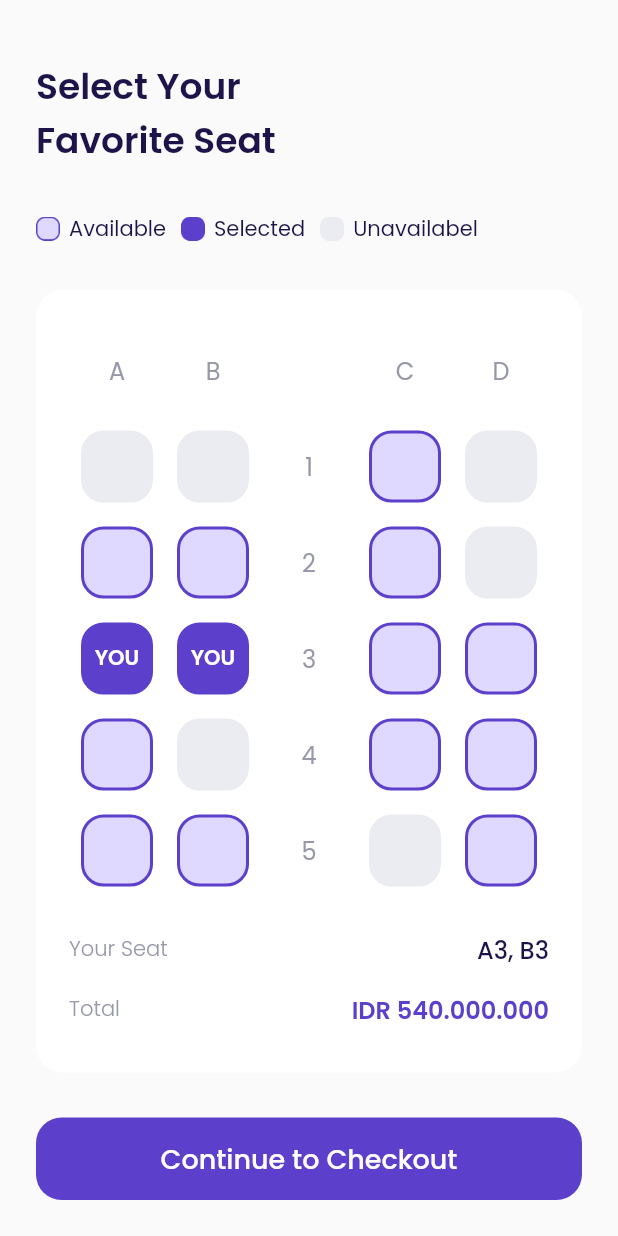
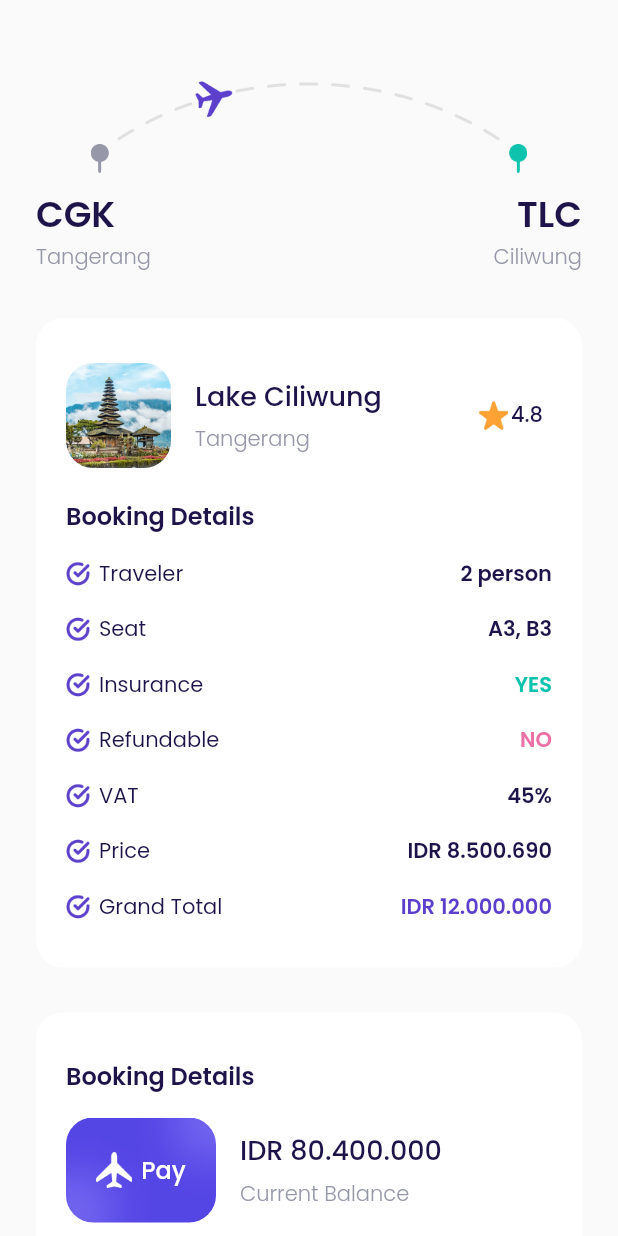
Before and after one commit to AlvinSanudharma/airplane, a Flutter app: the ChooseSeatPage screen opened directly, after a tap on "Continue to Checkout", on a phone screen of 412 x 824 dp. Run offline on Flutter 3.47's test engine with Material 2 defaults, Android fonts, the phone set to English and light mode, and no system bars; our stand-ins replace google_fonts; missing offline and left inert: dart:ffi.

Commit message:
Success Checkout Page

```diff
--- /dev/null
+++ b/lib/ui/pages/checkout_page.dart
@@ -0,0 +1,298 @@
+import 'package:airplane/shared/theme.dart';
+import 'package:airplane/ui/pages/success_checkout_page.dart';
+import 'package:airplane/ui/widgets/booking_details_item.dart';
+import 'package:airplane/ui/widgets/custom_button.dart';
+import 'package:flutter/material.dart';
+
+class CheckoutPage extends StatelessWidget {
+  const CheckoutPage({Key? key}) : super(key: key);
+
+  @override
+  Widget build(BuildContext context) {
+    Widget route() {
+      return Container(
+        margin: EdgeInsets.only(top: 50),
+        child: Column(
+          children: [
+            Container(
+              width: 291,
+              height: 65,
+              margin: EdgeInsets.only(bottom: 10),
+              decoration: BoxDecoration(
+                  image: DecorationImage(
+                      image: AssetImage('assets/image_checkout.png'))),
+            ),
+            Row(
+              mainAxisAlignment: MainAxisAlignment.spaceBetween,
+              children: [
+                Column(
+                  crossAxisAlignment: CrossAxisAlignment.start,
+                  children: [
+                    Text(
+                      'CGK',
+                      style: blackTextStyle.copyWith(
+                          fontSize: 24, fontWeight: semiBold),
+                    ),
+                    Text(
+                      'Tangerang',
+                      style: greyTextStyle.copyWith(
+                          fontSize: 14, fontWeight: light),
+                    ),
+                  ],
+                ),
+                Column(
+                  crossAxisAlignment: CrossAxisAlignment.end,
+                  children: [
+                    Text(
+                      'TLC',
+                      style: blackTextStyle.copyWith(
+                          fontSize: 24, fontWeight: semiBold),
+                    ),
+                    Text(
+                      'Ciliwung',
+                      style: greyTextStyle.copyWith(
+                          fontSize: 14, fontWeight: light),
+                    ),
+                  ],
+                ),
+              ],
+            )
+          ],
+        ),
+      );
+    }
+
+    Widget bookingDetails() {
+      return Container(
+        margin: EdgeInsets.only(top: 30),
+        padding: EdgeInsets.symmetric(horizontal: 20, vertical: 30),
+        decoration: BoxDecoration(
+            borderRadius: BorderRadius.circular(18), color: kWhiteColor),
+        child: Column(
+          crossAxisAlignment: CrossAxisAlignment.start,
+          children: [
+            // NOTE: Destination Tile
+            Row(
+              children: [
+                Container(
+                  width: 70,
+                  height: 70,
+                  margin: EdgeInsets.only(right: 16),
+                  decoration: BoxDecoration(
+                    image: DecorationImage(
+                        image: AssetImage('assets/image_destination_new1.png'),
+                        fit: BoxFit.cover),
+                    borderRadius: BorderRadius.circular(18),
+                  ),
+                ),
+                Expanded(
+                  child: Column(
+                    crossAxisAlignment: CrossAxisAlignment.start,
+                    children: [
+                      Text(
+                        'Lake Ciliwung',
+                        style: blackTextStyle.copyWith(
+                            fontSize: 18, fontWeight: medium),
+                      ),
+                      SizedBox(
+                        height: 5,
+                      ),
+                      Text(
+                        'Tangerang',
+                        style: greyTextStyle.copyWith(fontWeight: light),
+                      )
+                    ],
+                  ),
+                ),
+                Row(
+                  mainAxisAlignment: MainAxisAlignment.center,
+                  crossAxisAlignment: CrossAxisAlignment.center,
+                  children: [
+                    Container(
+                      width: 20,
+                      height: 20,
+                      margin: EdgeInsets.only(right: 2),
+                      decoration: BoxDecoration(
+                          image: DecorationImage(
+                              image: AssetImage('assets/icon_star.png'))),
+                    ),
+                    Text(
+                      '4.8',
+                      style: blackTextStyle.copyWith(fontWeight: medium),
+                    )
+                  ],
+                ),
+                SizedBox(
+                  width: 6,
+                )
+              ],
+            ),
+            // NOTE: Booking Details Text
+            Container(
+              margin: EdgeInsets.only(
+                top: 20,
+              ),
+              child: Text(
+                'Booking Details',
+                style:
+                    blackTextStyle.copyWith(fontSize: 16, fontWeight: semiBold),
+              ),
+            ),
+            // NOTE: Booking details
+            BookingDetailsItem(
+              title: 'Traveler',
+              valueText: '2 person',
+              valueColor: kBlackColor,
+            ),
+            BookingDetailsItem(
+              title: 'Seat',
+              valueText: 'A3, B3',
+              valueColor: kBlackColor,
+            ),
+            BookingDetailsItem(
+              title: 'Insurance',
+              valueText: 'YES',
+              valueColor: kGreenColor,
+            ),
+            BookingDetailsItem(
+              title: 'Refundable',
+              valueText: 'NO',
+              valueColor: kRedColor,
+            ),
+            BookingDetailsItem(
+              title: 'VAT',
+              valueText: '45%',
+              valueColor: kBlackColor,
+            ),
+            BookingDetailsItem(
+              title: 'Price',
+              valueText: 'IDR 8.500.690',
+              valueColor: kBlackColor,
+            ),
+            BookingDetailsItem(
+              title: 'Grand Total',
+              valueText: 'IDR 12.000.000',
+              valueColor: kPrimaryColor,
+            ),
+          ],
+        ),
+      );
+    }
+
+    Widget paymentDetails() {
+      return Container(
+        margin: EdgeInsets.only(top: 30),
+        padding: EdgeInsets.symmetric(horizontal: 20, vertical: 30),
+        decoration: BoxDecoration(
+            color: kWhiteColor, borderRadius: BorderRadius.circular(18)),
+        child: Column(
+          crossAxisAlignment: CrossAxisAlignment.start,
+          children: [
+            Text(
+              'Booking Details',
+              style:
+                  blackTextStyle.copyWith(fontSize: 16, fontWeight: semiBold),
+            ),
+            Container(
+              margin: EdgeInsets.only(top: 16),
+              child: Row(
+                children: [
+                  Container(
+                    width: 100,
+                    height: 70,
+                    margin: EdgeInsets.only(right: 16),
+                    padding: EdgeInsets.symmetric(horizontal: 20, vertical: 23),
+                    decoration: BoxDecoration(
+                      borderRadius: BorderRadius.circular(18),
+                      image: DecorationImage(
+                          image: AssetImage('assets/image_card.png'),
+                          fit: BoxFit.cover),
+                    ),
+                    child: Center(
+                      child: Row(
+                        mainAxisAlignment: MainAxisAlignment.center,
+                        children: [
+                          Container(
+                            width: 24,
+                            height: 24,
+                            margin: EdgeInsets.only(right: 6),
+                            decoration: BoxDecoration(
+                                image: DecorationImage(
+                                    image: AssetImage('assets/icon_plane.png'),
+                                    fit: BoxFit.cover)),
+                          ),
+                          Text(
+                            'Pay',
+                            style: whiteTextStyle.copyWith(
+                                fontSize: 16, fontWeight: medium),
+                          )
+                        ],
+                      ),
+                    ),
+                  ),
+                  Expanded(
+                    child: Column(
+                      crossAxisAlignment: CrossAxisAlignment.start,
+                      children: [
+                        Text(
+                          'IDR 80.400.000',
+                          style: blackTextStyle.copyWith(
+                              fontSize: 18, fontWeight: medium),
+                          overflow: TextOverflow.ellipsis,
+                        ),
+                        SizedBox(
+                          height: 5,
+                        ),
+                        Text(
+                          'Current Balance',
+                          style: greyTextStyle.copyWith(fontWeight: light),
+                        ),
+                      ],
+                    ),
+                  )
+                ],
+              ),
+            )
+          ],
+        ),
+      );
+    }
+
+    payNowButton() {
+      return CustomButton(
+        title: 'Pay Now',
+        onPressed: () => {
+          Navigator.push(context,
+              MaterialPageRoute(builder: (context) => SuccessCheckoutPage()))
+        },
+        margin: EdgeInsets.only(top: 30),
+      );
+    }
+
+    Widget tacButton() {
+      return Container(
+        alignment: Alignment.center,
+        margin: EdgeInsets.symmetric(vertical: 30),
+        child: Text(
+          'Terms and Conditions',
+          style: greyTextStyle.copyWith(
+              fontSize: 16,
+              fontWeight: light,
+              decoration: TextDecoration.underline),
+        ),
+      );
+    }
+
+    return Scaffold(
+      body: ListView(
+          padding: EdgeInsets.symmetric(horizontal: defaultMargin),
+          children: [
+            route(),
+            bookingDetails(),
+            paymentDetails(),
+            payNowButton(),
+            tacButton()
+          ]),
+    );
+  }
+}
--- a/lib/ui/pages/choose_seat_page.dart
+++ b/lib/ui/pages/choose_seat_page.dart
@@ -1,4 +1,5 @@
 import 'package:airplane/shared/theme.dart';
+import 'package:airplane/ui/pages/checkout_page.dart';
 import 'package:airplane/ui/widgets/custom_button.dart';
 import 'package:airplane/ui/widgets/seat_item.dart';
 import 'package:flutter/material.dart';
@@ -326,7 +327,10 @@ class ChooseSeatPage extends StatelessWidget {
 
     Widget checkoutButton() {
       return CustomButton(
-        onPressed: (() => {}),
+        onPressed: (() => {
+              Navigator.push(context,
+                  MaterialPageRoute(builder: ((context) => CheckoutPage())))
+            }),
         title: 'Continue to Checkout',
         margin: EdgeInsets.only(top: 30, bottom: 46),
       );
--- /dev/null
+++ b/lib/ui/pages/success_checkout_page.dart
@@ -0,0 +1,54 @@
+import 'package:airplane/shared/theme.dart';
+import 'package:airplane/ui/widgets/custom_button.dart';
+import 'package:flutter/material.dart';
+import 'package:flutter/src/foundation/key.dart';
+import 'package:flutter/src/widgets/framework.dart';
+
+import 'package:flutter/material.dart';
+
+class SuccessCheckoutPage extends StatelessWidget {
+  const SuccessCheckoutPage({Key? key}) : super(key: key);
+
+  @override
+  Widget build(BuildContext context) {
+    return Scaffold(
+      body: Center(
+        child: Column(
+          mainAxisAlignment: MainAxisAlignment.center,
+          children: [
+            Container(
+              width: 299.96,
+              height: 150,
+              margin: EdgeInsets.only(bottom: 80),
+              decoration: BoxDecoration(
+                  image: DecorationImage(
+                      image: AssetImage('assets/image_success.png'))),
+            ),
+            Text(
+              'Well Booked 😍',
+              style:
+                  blackTextStyle.copyWith(fontSize: 32, fontWeight: semiBold),
+            ),
+            SizedBox(
+              height: 10,
+            ),
+            Text(
+              'Are you ready to explore the new\nworld of experiences?',
+              style: greyTextStyle.copyWith(fontSize: 16, fontWeight: light),
+              textAlign: TextAlign.center,
+            ),
+            CustomButton(
+              title: 'My Bookings',
+              onPressed: () => {
+                Navigator.pushNamedAndRemoveUntil(
+                    context, '/main-page', (route) => false)
+              },
+              width: 220,
+              margin: EdgeInsets.only(top: 50),
+            )
+          ],
+        ),
+      ),
+    );
+  }
+}
--- /dev/null
+++ b/lib/ui/widgets/booking_details_item.dart
@@ -0,0 +1,44 @@
+import 'package:airplane/shared/theme.dart';
+import 'package:flutter/material.dart';
+
+class BookingDetailsItem extends StatelessWidget {
+  final String title;
+  final String valueText;
+  final Color valueColor;
+
+  const BookingDetailsItem(
+      {Key? key,
+      required this.title,
+      required this.valueText,
+      required this.valueColor})
+      : super(key: key);
+
+  @override
+  Widget build(BuildContext context) {
+    return Container(
+      margin: EdgeInsets.only(top: 16),
+      child: Row(
+        children: [
+          Container(
+            width: 16,
+            height: 16,
+            margin: EdgeInsets.only(right: 6),
+            decoration: BoxDecoration(
+                image: DecorationImage(
+                    image: AssetImage('assets/icon_check.png'))),
+          ),
+          Text(
+            title,
+            style: blackTextStyle,
+          ),
+          Spacer(),
+          Text(
+            valueText,
+            style: blackTextStyle.copyWith(
+                fontWeight: semiBold, color: valueColor),
+          )
+        ],
+      ),
+    );
+  }
+}
```
